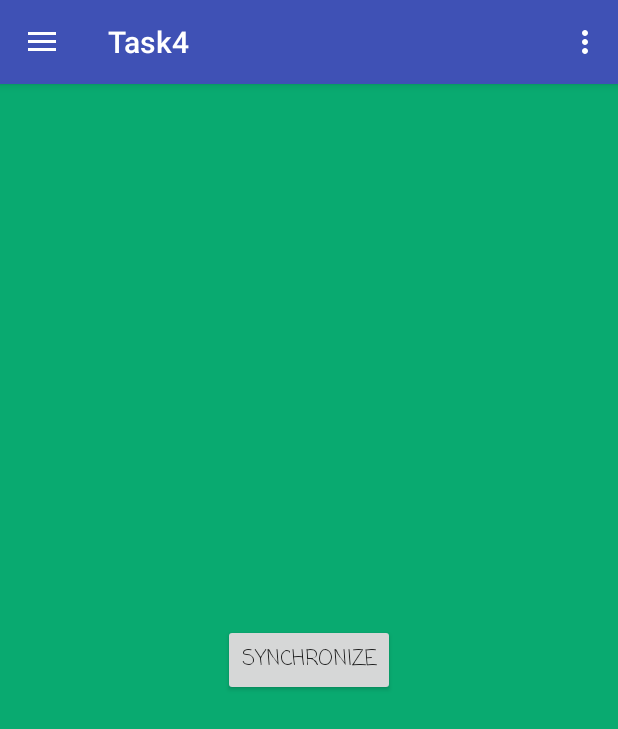
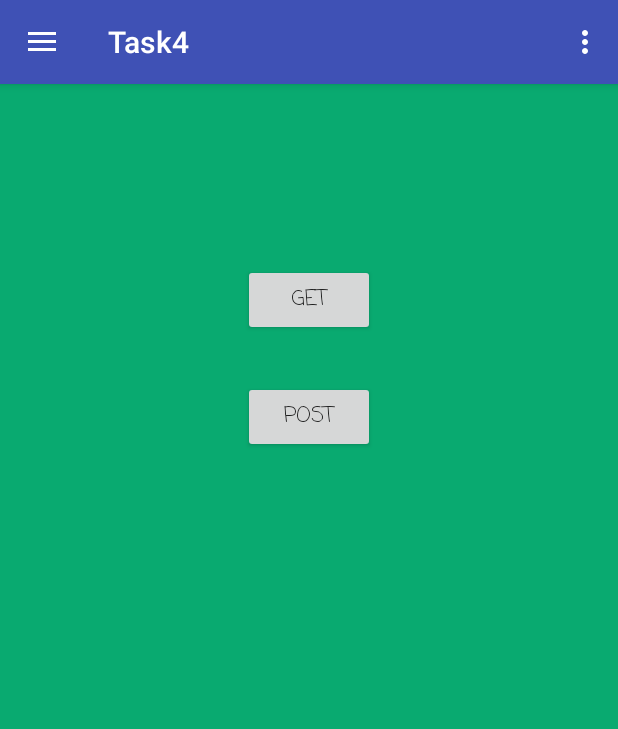
Before and after one commit to irfand19/Task4, an Android app: the fragment FragmentThree placed in its activity, on a phone screen of 412 x 824 dp. Shown: the top 729 px of the screen. Run offline under Robolectric (Android 15) with nearby library versions, the phone set to English and light mode, and no system bars.

Commit message:
get dan post beres

```diff
--- a/app/build.gradle
+++ b/app/build.gradle
@@ -27,4 +27,7 @@ dependencies {
     compile 'com.android.support:support-v4:23.4.0'
     compile 'com.android.support:recyclerview-v7:23.4.0'
     compile 'com.android.support:cardview-v7:23.4.0'
+    compile 'com.google.code.gson:gson:2.5'
+    compile 'com.squareup.retrofit2:retrofit:2.1.0'
+    compile 'com.squareup.retrofit2:converter-gson:2.1.0'
 }
--- a/app/src/main/AndroidManifest.xml
+++ b/app/src/main/AndroidManifest.xml
@@ -1,6 +1,8 @@
 <?xml version="1.0" encoding="utf-8"?>
 <manifest xmlns:android="http://schemas.android.com/apk/res/android"
     package="irfandp.task4">
+
+    <uses-permission android:name="android.permission.INTERNET" />
 
     <application
         android:allowBackup="true"
--- /dev/null
+++ b/app/src/main/java/irfandp/task4/UserApi.java
@@ -0,0 +1,31 @@
+package irfandp.task4;
+
+import retrofit2.Call;
+import retrofit2.http.Body;
+import retrofit2.http.DELETE;
+import retrofit2.http.GET;
+import retrofit2.http.POST;
+import retrofit2.http.PUT;
+import retrofit2.http.Path;
+
+/**
+ * Created by User on 9/28/2016.
+ */
+public interface UserApi {
+
+    @GET("/users")
+    Call<Users> getUsers();
+
+    @GET("/users/{id}")
+    Call<User> getUser(@Path("id") String user_id);
+
+    @PUT("/users/{id}")
+    Call<User> updateUser(@Path("id") int user_id, @Body User user);
+
+    @POST("/users")
+    Call<User> saveUser(@Body User user);
+
+    @DELETE("/users/{id}")
+    Call<User> deleteUser(@Path("id") String user_id);
+
+}
--- a/app/src/main/res/layout/fragment_three.xml
+++ b/app/src/main/res/layout/fragment_three.xml
@@ -6,11 +6,34 @@
     tools:context="irfandp.task4.FragmentThree">
 
     <!-- TODO: Update blank fragment layout -->
-    <Button
-        android:layout_width="wrap_content"
-        android:layout_height="wrap_content"
-        android:text="synchronize"
-        android:fontFamily="casual"
-        android:layout_gravity="center_horizontal|center_vertical"/>
+    <LinearLayout
+        android:layout_width="match_parent"
+        android:layout_height="match_parent"
+        android:orientation="vertical"
+        android:paddingTop="120dp">
+
+        <Button
+            android:id="@+id/btn_get"
+            android:layout_width="wrap_content"
+            android:layout_height="wrap_content"
+            android:text="GET"
+            android:fontFamily="casual"
+            android:layout_gravity="center_horizontal"
+            />
+
+        <Space
+            android:layout_width="match_parent"
+            android:layout_height="30dp"
+            />
+
+        <Button
+            android:id="@+id/btn_post"
+            android:layout_width="wrap_content"
+            android:layout_height="wrap_content"
+            android:text="POST"
+            android:fontFamily="casual"
+            android:layout_gravity="center_horizontal"/>
+
+    </LinearLayout>
 
 </FrameLayout>
```
Also changed, not shown: app/src/main/java/irfandp/task4/FragmentThree.java (+137 -4 lines), app/src/main/java/irfandp/task4/User.java (added, +42 -0 lines), app/src/main/java/irfandp/task4/Users.java (added, +50 -0 lines).
